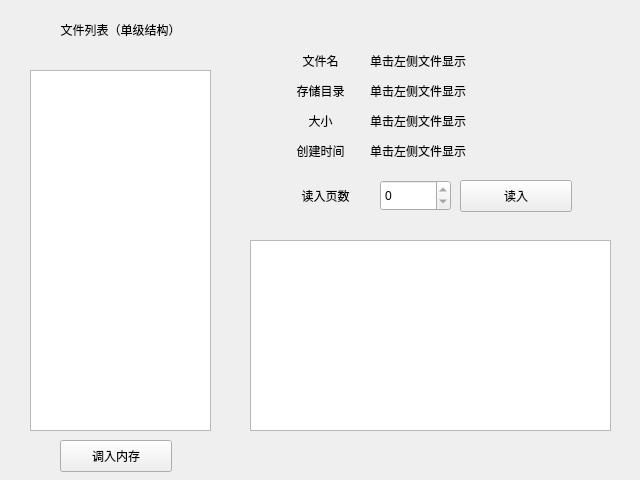
Before: the Qt Designer form window_exe_data.ui in Kingtous/OperatingSystemDesign, drawn with Qt 5.
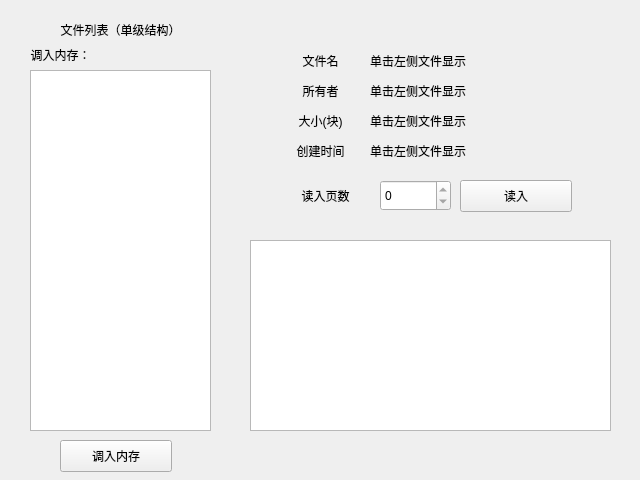
After: the same form once the commit is applied.

```diff
--- a/window_exe_data.ui
+++ b/window_exe_data.ui
@@ -132,7 +132,7 @@
     <rect>
      <x>370</x>
      <y>50</y>
-     <width>171</width>
+     <width>241</width>
      <height>21</height>
     </rect>
    </property>
@@ -150,7 +150,7 @@
     </rect>
    </property>
    <property name="text">
-    <string>存储目录</string>
+    <string>所有者</string>
    </property>
    <property name="alignment">
     <set>Qt::AlignCenter</set>
@@ -161,7 +161,7 @@
     <rect>
      <x>370</x>
      <y>80</y>
-     <width>171</width>
+     <width>241</width>
      <height>21</height>
     </rect>
    </property>
@@ -179,7 +179,7 @@
     </rect>
    </property>
    <property name="text">
-    <string>大小</string>
+    <string>大小(块)</string>
    </property>
    <property name="alignment">
     <set>Qt::AlignCenter</set>
@@ -190,7 +190,7 @@
     <rect>
      <x>370</x>
      <y>110</y>
-     <width>171</width>
+     <width>251</width>
      <height>21</height>
     </rect>
    </property>
@@ -219,7 +219,7 @@
     <rect>
      <x>370</x>
      <y>140</y>
-     <width>131</width>
+     <width>241</width>
      <height>21</height>
     </rect>
    </property>
@@ -227,6 +227,38 @@
     <string>单击左侧文件显示</string>
    </property>
   </widget>
+  <widget class="QLabel" name="label_7">
+   <property name="geometry">
+    <rect>
+     <x>20</x>
+     <y>39</y>
+     <width>81</width>
+     <height>31</height>
+    </rect>
+   </property>
+   <property name="text">
+    <string>调入内存：</string>
+   </property>
+   <property name="alignment">
+    <set>Qt::AlignCenter</set>
+   </property>
+  </widget>
+  <widget class="QLabel" name="text_loadFiles">
+   <property name="geometry">
+    <rect>
+     <x>100</x>
+     <y>40</y>
+     <width>81</width>
+     <height>31</height>
+    </rect>
+   </property>
+   <property name="text">
+    <string/>
+   </property>
+   <property name="alignment">
+    <set>Qt::AlignCenter</set>
+   </property>
+  </widget>
  </widget>
  <resources/>
  <connections/>
```
Left out of the diff: 2 changed lines with no effect on the pictures.
